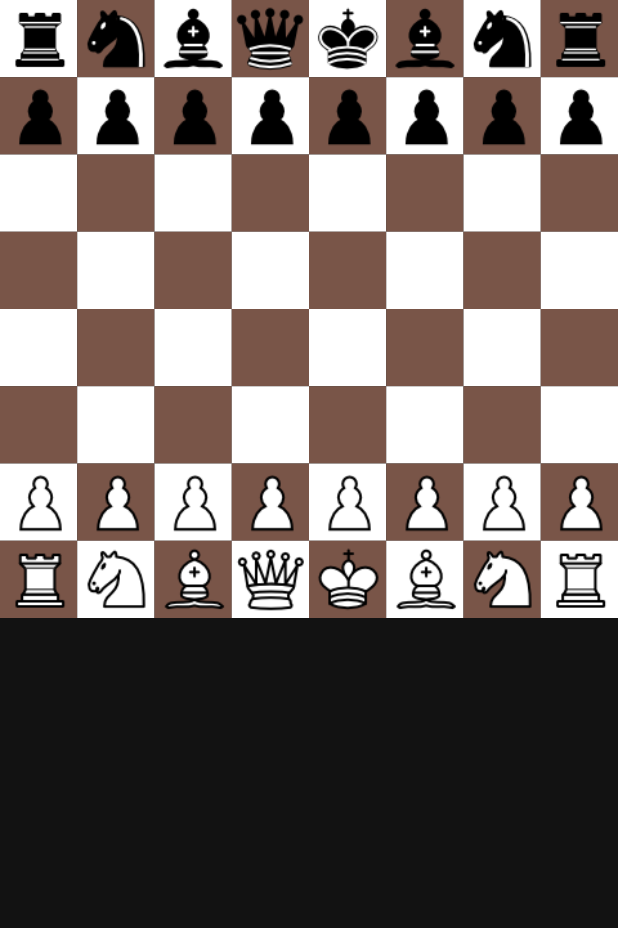
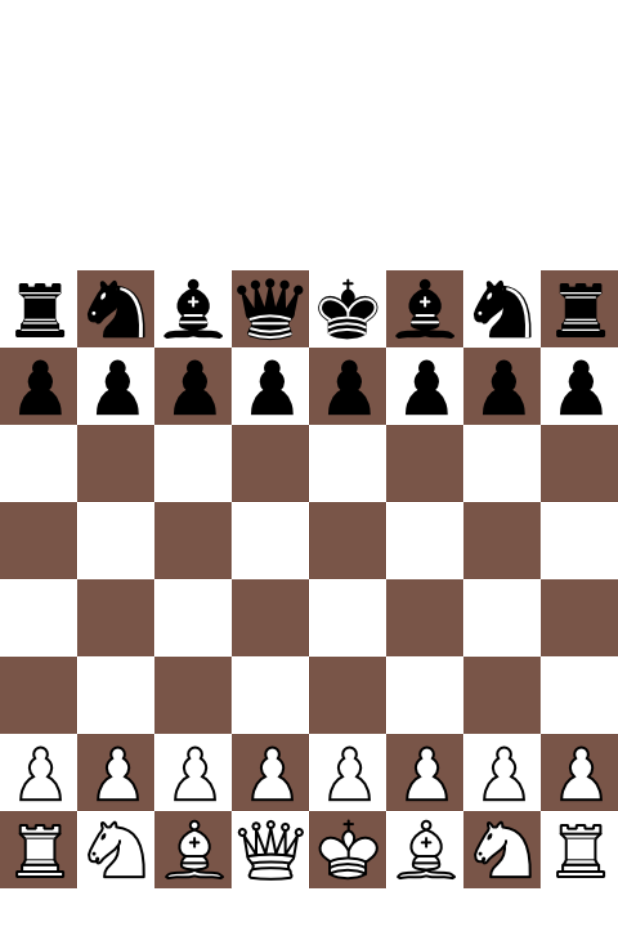
Before and after one commit to Korbielowski/chess-mobile-app, a Flutter app: the screen it shows after launch, on a phone screen of 412 x 824 dp. Shown: the top 928 px of the screen. Run offline on Flutter 3.47's test engine with Material 3 defaults, Android fonts, the phone set to English and light mode, and no system bars; our stand-ins replace flutter_riverpod.

Commit message:
Center chess board

```diff
--- a/lib/game_screen.dart
+++ b/lib/game_screen.dart
@@ -10,16 +10,19 @@ class GameScreen extends ConsumerWidget {
 
   @override
   Widget build(BuildContext context, WidgetRef ref) {
+    final tileSize = MediaQuery.of(context).size.width / 8;
     final game = ref.watch(gameProvider);
-    return Scaffold(
-      body: Container(
-        alignment: Alignment.bottomCenter,
+    return Center(
+      child: SizedBox(
+        height: tileSize * 9,
+        width: MediaQuery.of(context).size.width,
         child: GridView.builder(
+          physics: NeverScrollableScrollPhysics(),
           gridDelegate: SliverGridDelegateWithFixedCrossAxisCount(
             crossAxisCount: 8,
           ),
           itemBuilder: (context, index) {
-            return _getBoard(context, index, game);
+            return _getBoard(context, index, tileSize, game);
           },
           itemCount: 8 * 8,
         ),
@@ -27,7 +30,12 @@ class GameScreen extends ConsumerWidget {
     );
   }
 
-  Widget _getBoard(BuildContext context, int index, Game game) {
+  Widget _getBoard(
+    BuildContext context,
+    int index,
+    double tileSize,
+    Game game,
+  ) {
     int row, column = 0;
     row = (index / 8).floor();
     column = (index % 8);
@@ -38,6 +46,8 @@ class GameScreen extends ConsumerWidget {
           alignment: Alignment.center,
           children: [
             Container(
+              width: tileSize,
+              height: tileSize,
               decoration: BoxDecoration(
                 color: ((row + column) % 2 != 0) ? Colors.brown : Colors.white,
                 // border: Border.all(color: Colors.black, width: 0.5),
```
